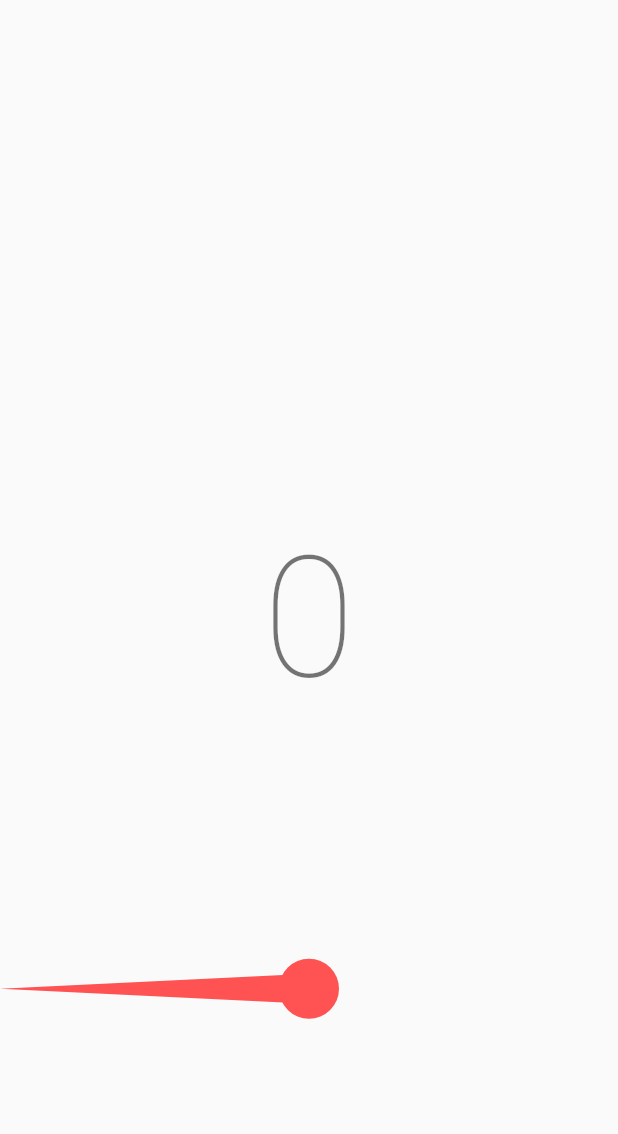
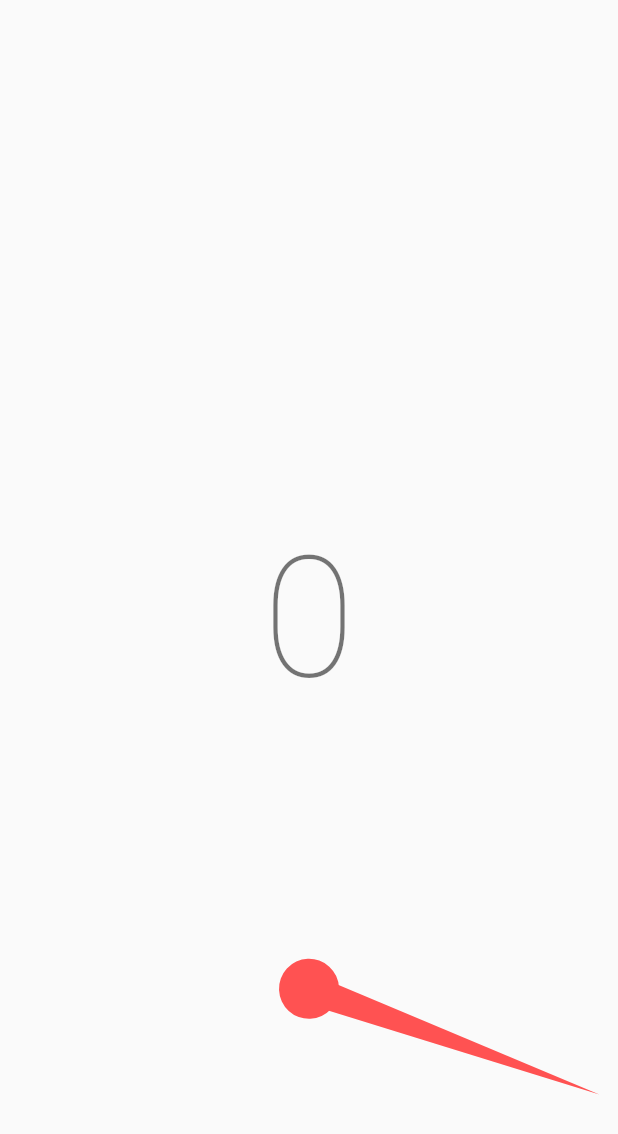
Before and after one commit to BlakeBarrett/SPDO, a Flutter app: the screen it shows after launch, on a phone screen of 412 x 824 dp. Shown: the top 1134 px of the screen. Run offline on Flutter 3.47's test engine with Material 2 defaults, Android fonts, the phone set to English and light mode, and no system bars; our stand-ins replace geolocator.

Commit message:
Figured out the pivot and angle.

```diff
--- a/lib/gauges/analog.dart
+++ b/lib/gauges/analog.dart
@@ -1,15 +1,15 @@
 import 'package:flutter/material.dart';
+import 'dart:math' as math;
 
 @immutable
 class AnalogGauge extends StatelessWidget {
   AnalogGauge({required final this.speed, final this.maxSpeed = 90}) : super();
-  final double speed; // meters per second
+  final double speed;
   final int maxSpeed;
 
   @override
   Widget build(BuildContext context) {
-    // for example: ((180 / 90) * 65) / 180) === ((2) * 65) / 180) == 130º / 180º = 1.5 radians.
-    var angle = ((180 / maxSpeed) * this.speed) / 180;
+    var angle = this.speed * (math.pi / this.maxSpeed);
     return AngledNeedle(angle: angle);
   }
 }
@@ -21,11 +21,10 @@ class AngledNeedle extends StatelessWidget {
   @override
   Widget build(BuildContext context) {
     var size = MediaQuery.of(context).size;
-    var width = size.width;
-    var height = size.height;
-    var y = height - (height / 5);
-    var tip = Offset(0, y);
-    var pivot = Offset(width / 2, y);
+    var width = size.width / 2;
+    var height = size.height - (size.height / 5);
+    var tip = Offset(0, height);
+    var pivot = Offset(width, height);
 
     Widget line = Container(
         width: width,
@@ -37,7 +36,8 @@ class AngledNeedle extends StatelessWidget {
               thickness: 20,
               color: Colors.redAccent),
         ));
-    return Transform.rotate(angle: angle, origin: pivot, child: line);
+    return Transform.rotate(
+        angle: angle, alignment: Alignment.bottomRight, child: line);
   }
 }
 
--- a/lib/main.dart
+++ b/lib/main.dart
@@ -1,3 +1,4 @@
+import 'package:flutter/animation.dart';
 import 'package:flutter/material.dart';
 import 'package:geolocator/geolocator.dart';
 import 'speedreader.dart';
@@ -92,11 +93,43 @@ class _SpeedListenerWidgetState extends State<SpeedListenerWidget> {
   }
 }
 
-class SpeedometerWidget extends StatelessWidget {
-  const SpeedometerWidget({required this.speed, required this.display})
-      : super();
-  final double speed;
+@immutable
+class SpeedometerWidget extends StatefulWidget {
+  SpeedometerWidget({required this.speed, required this.display}) : super();
+  double speed;
   final String display;
+
+  @override
+  _SpeedometerWidgetState createState() => _SpeedometerWidgetState();
+}
+
+class _SpeedometerWidgetState extends State<SpeedometerWidget>
+    with SingleTickerProviderStateMixin {
+  late Animation<double> _animation;
+  late AnimationController _animationController;
+
+  late var speed = widget.speed;
+
+  @override
+  void initState() {
+    super.initState();
+    _animationController = new AnimationController(
+        duration: const Duration(seconds: 1), vsync: this);
+    _animation =
+        Tween<double>(begin: 0, end: 100.0).animate(_animationController)
+          ..addListener(() {
+            setState(() {
+              speed = _animation.value;
+            });
+          });
+    _animationController.forward();
+  }
+
+  @override
+  void dispose() {
+    _animationController.dispose();
+    super.dispose();
+  }
 
   @override
   Widget build(BuildContext context) {
@@ -104,9 +137,9 @@ class SpeedometerWidget extends StatelessWidget {
       body: Center(
         child: Stack(
           children: <Widget>[
-            AngledNeedle(angle: speed),
+            AnalogGauge(speed: speed),
             Center(
-              child: DigitalGauge(value: display),
+              child: DigitalGauge(value: widget.display),
             )
           ],
         ),
```
